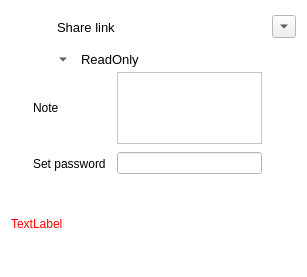
Old version of the form src/gui/sharelinkwidget.ui in the repository nextmcloud/desktop.
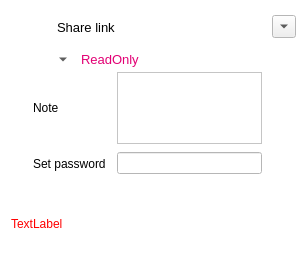
New version of the form. Icons and pictures are not drawn. Custom widgets are drawn as their Qt base class.

The edit to the form file:
```diff
--- a/src/gui/sharelinkwidget.ui
+++ b/src/gui/sharelinkwidget.ui
@@ -11,7 +11,7 @@
    </rect>
   </property>
   <property name="sizePolicy">
-   <sizepolicy hsizetype="MinimumExpanding" vsizetype="Fixed">
+   <sizepolicy hsizetype="Preferred" vsizetype="Fixed">
     <horstretch>0</horstretch>
     <verstretch>0</verstretch>
    </sizepolicy>
@@ -142,9 +142,9 @@
           <colorrole role="WindowText">
            <brush brushstyle="SolidPattern">
             <color alpha="255">
-             <red>0</red>
+             <red>226</red>
              <green>0</green>
-             <blue>0</blue>
+             <blue>116</blue>
             </color>
            </brush>
           </colorrole>
@@ -166,33 +166,6 @@
             </color>
            </brush>
           </colorrole>
-          <colorrole role="Base">
-           <brush brushstyle="SolidPattern">
-            <color alpha="255">
-             <red>255</red>
-             <green>255</green>
-             <blue>255</blue>
-            </color>
-           </brush>
-          </colorrole>
-          <colorrole role="Window">
-           <brush brushstyle="SolidPattern">
-            <color alpha="255">
-             <red>255</red>
-             <green>255</green>
-             <blue>255</blue>
-            </color>
-           </brush>
-          </colorrole>
-          <colorrole role="Highlight">
-           <brush brushstyle="SolidPattern">
-            <color alpha="255">
-             <red>226</red>
-             <green>0</green>
-             <blue>116</blue>
-            </color>
-           </brush>
-          </colorrole>
           <colorrole role="PlaceholderText">
            <brush brushstyle="NoBrush">
             <color alpha="128">
@@ -207,9 +180,9 @@
           <colorrole role="WindowText">
            <brush brushstyle="SolidPattern">
             <color alpha="255">
-             <red>0</red>
+             <red>226</red>
              <green>0</green>
-             <blue>0</blue>
+             <blue>116</blue>
             </color>
            </brush>
           </colorrole>
@@ -231,33 +204,6 @@
             </color>
            </brush>
           </colorrole>
-          <colorrole role="Base">
-           <brush brushstyle="SolidPattern">
-            <color alpha="255">
-             <red>255</red>
-             <green>255</green>
-             <blue>255</blue>
-            </color>
-           </brush>
-          </colorrole>
-          <colorrole role="Window">
-           <brush brushstyle="SolidPattern">
-            <color alpha="255">
-             <red>255</red>
-             <green>255</green>
-             <blue>255</blue>
-            </color>
-           </brush>
-          </colorrole>
-          <colorrole role="Highlight">
-           <brush brushstyle="SolidPattern">
-            <color alpha="255">
-             <red>226</red>
-             <green>0</green>
-             <blue>116</blue>
-            </color>
-           </brush>
-          </colorrole>
           <colorrole role="PlaceholderText">
            <brush brushstyle="NoBrush">
             <color alpha="128">
@@ -296,33 +242,6 @@
             </color>
            </brush>
           </colorrole>
-          <colorrole role="Base">
-           <brush brushstyle="SolidPattern">
-            <color alpha="255">
-             <red>255</red>
-             <green>255</green>
-             <blue>255</blue>
-            </color>
-           </brush>
-          </colorrole>
-          <colorrole role="Window">
-           <brush brushstyle="SolidPattern">
-            <color alpha="255">
-             <red>255</red>
-             <green>255</green>
-             <blue>255</blue>
-            </color>
-           </brush>
-          </colorrole>
-          <colorrole role="Highlight">
-           <brush brushstyle="SolidPattern">
-            <color alpha="255">
-             <red>0</red>
-             <green>120</green>
-             <blue>215</blue>
-            </color>
-           </brush>
-          </colorrole>
           <colorrole role="PlaceholderText">
            <brush brushstyle="NoBrush">
             <color alpha="128">
```
Left out of the diff: 2 changed lines with no effect on the pictures.
